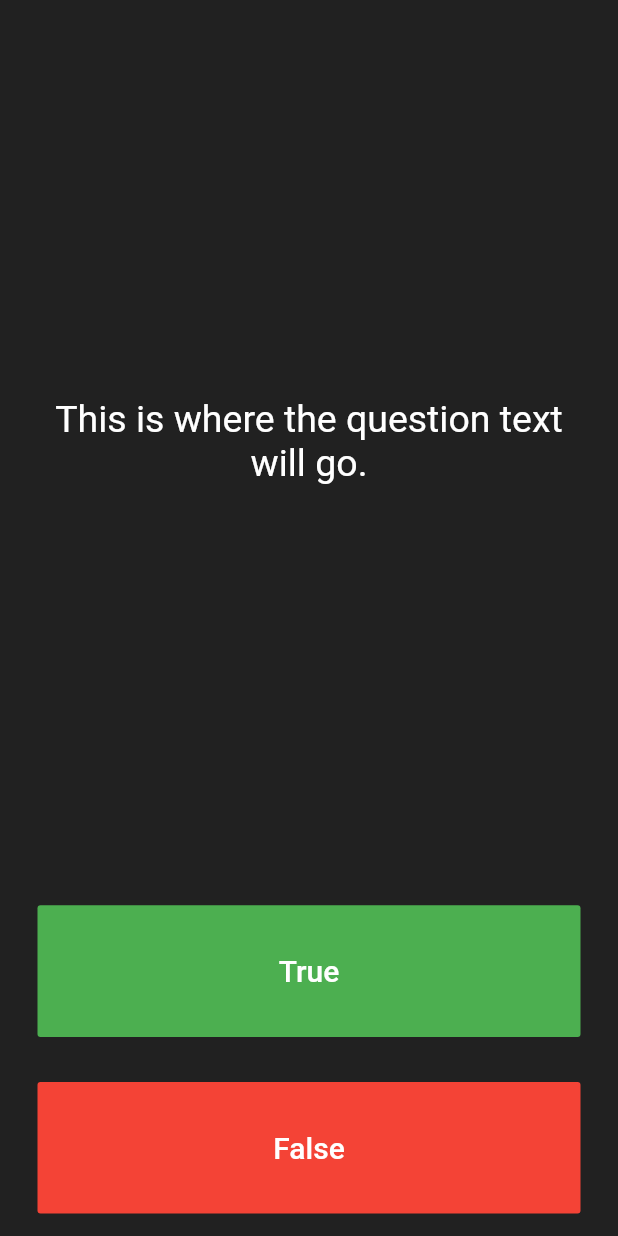
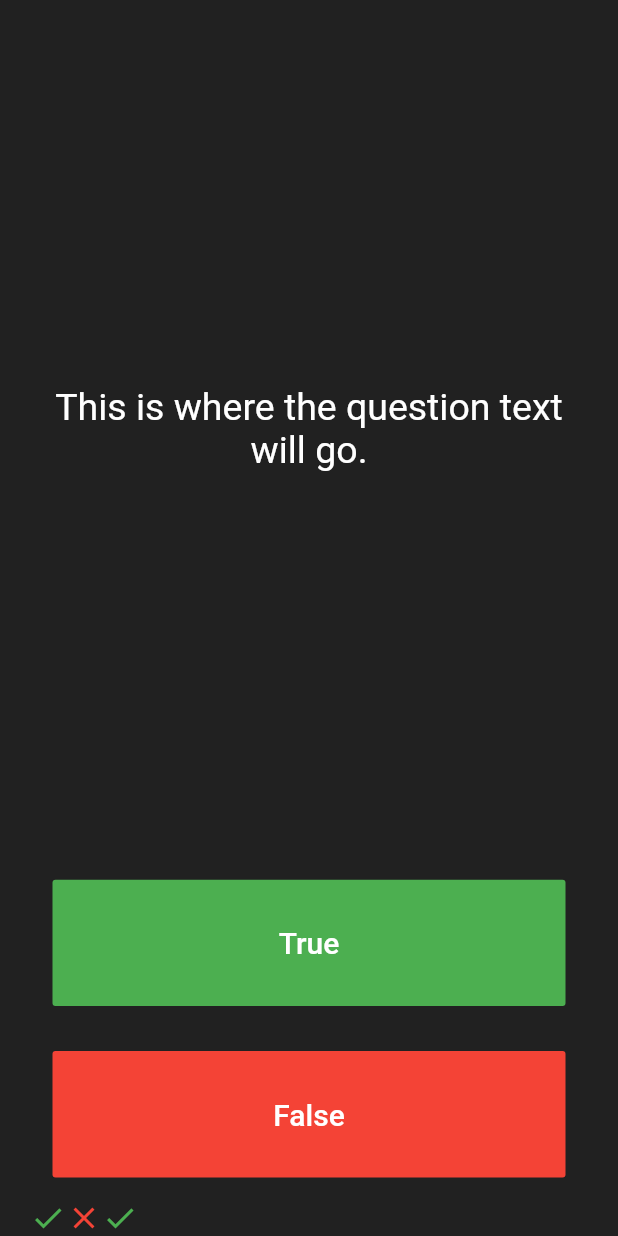
Before and after one commit to poonnakarn/flutter-course, a Flutter app: the screen it shows after launch, after a tap on "True", on a phone screen of 412 x 824 dp. Run offline on Flutter 3.47's test engine with Material 2 defaults, Android fonts, the light colour scheme and no system bars; our stand-ins replace audioplayers.

Commit message:
Add quizzler widget list

```diff
--- a/quizzler-flutter/lib/main.dart
+++ b/quizzler-flutter/lib/main.dart
@@ -10,7 +10,7 @@
         backgroundColor: Colors.grey.shade900,
         body: SafeArea(
           child: Padding(
-            padding: EdgeInsets.symmetric(horizontal: 10.0),
+            padding: EdgeInsets.symmetric(horizontal: 20.0),
             child: QuizPage(),
           ),
         ),
@@ -25,6 +25,17 @@
 }
 
 class _QuizPageState extends State<QuizPage> {
+  List<Icon> scoreKeeper = [
+    Icon(
+      Icons.check,
+      color: Colors.green,
+    ),
+    Icon(
+      Icons.close,
+      color: Colors.red,
+    ),
+  ];
+
   @override
   Widget build(BuildContext context) {
     return Column(
@@ -62,6 +73,14 @@
               ),
               onPressed: () {
                 //The user picked true.
+                setState(() {
+                  scoreKeeper.add(
+                    Icon(
+                      Icons.check,
+                      color: Colors.green,
+                    ),
+                  );
+                });
               },
             ),
           ),
@@ -84,7 +103,9 @@
             ),
           ),
         ),
-        //TODO: Add a Row here as your score keeper
+        Row(
+          children: scoreKeeper,
+        ),
       ],
     );
   }
```
Also changed, not shown: 1 other file.
